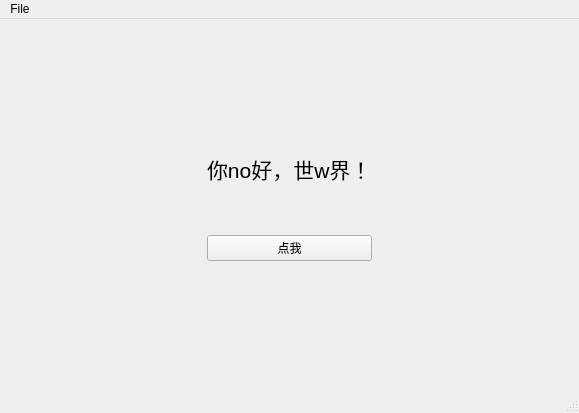
Qt form PhantomEditor/phantomeditor.ui (jadulose/Phantom3) before a commit.
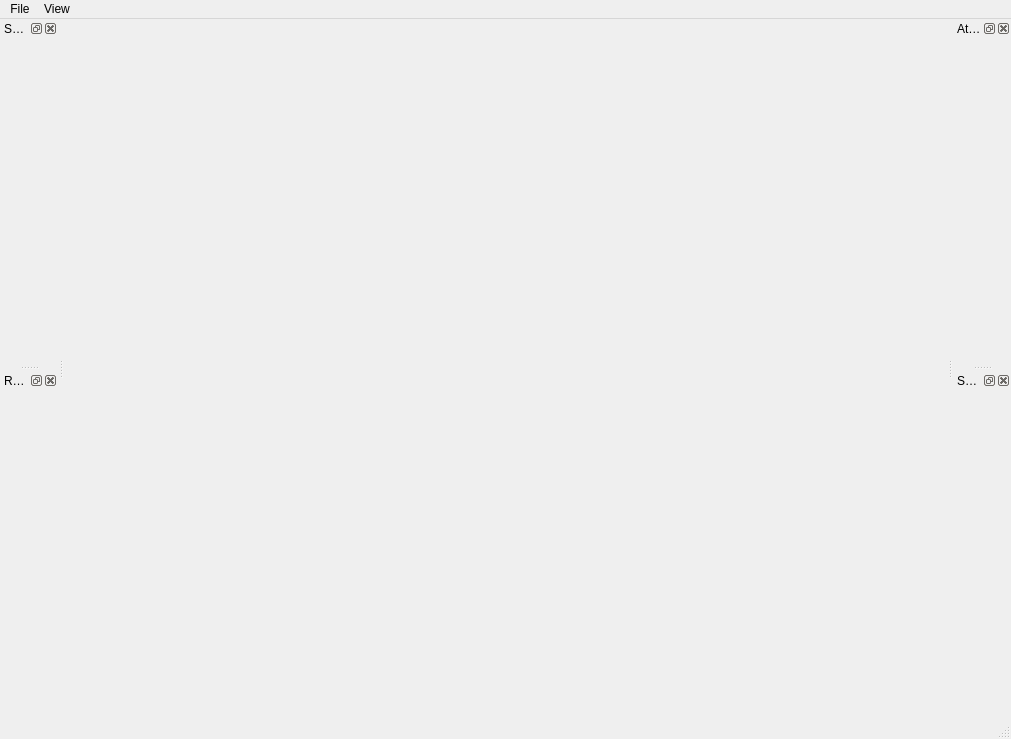
The same form after that commit.

Diff of the .ui file:
```diff
--- a/PhantomEditor/phantomeditor.ui
+++ b/PhantomEditor/phantomeditor.ui
@@ -6,102 +6,17 @@
    <rect>
     <x>0</x>
     <y>0</y>
-    <width>579</width>
-    <height>413</height>
+    <width>1011</width>
+    <height>739</height>
    </rect>
   </property>
   <property name="windowTitle">
    <string>Phantom Editor</string>
   </property>
   <widget class="QWidget" name="centralwidget">
-   <layout class="QHBoxLayout" name="horizontalLayout">
-    <item>
-     <spacer name="horizontalSpacer">
-      <property name="orientation">
-       <enum>Qt::Horizontal</enum>
-      </property>
-      <property name="sizeHint" stdset="0">
-       <size>
-        <width>318</width>
-        <height>20</height>
-       </size>
-      </property>
-     </spacer>
-    </item>
-    <item>
-     <layout class="QVBoxLayout" name="verticalLayout" stretch="3,1,1,1,3">
-      <item>
-       <spacer name="verticalSpacer">
-        <property name="orientation">
-         <enum>Qt::Vertical</enum>
-        </property>
-        <property name="sizeHint" stdset="0">
-         <size>
-          <width>20</width>
-          <height>40</height>
-         </size>
-        </property>
-       </spacer>
-      </item>
-      <item>
-       <widget class="QLabel" name="label">
-        <property name="font">
-         <font>
-          <pointsize>16</pointsize>
-         </font>
-        </property>
-        <property name="text">
-         <string>你no好，世w界！</string>
-        </property>
-       </widget>
-      </item>
-      <item>
-       <spacer name="verticalSpacer_2">
-        <property name="orientation">
-         <enum>Qt::Vertical</enum>
-        </property>
-        <property name="sizeHint" stdset="0">
-         <size>
-          <width>20</width>
-          <height>40</height>
-         </size>
-        </property>
-       </spacer>
-      </item>
-      <item>
-       <widget class="QPushButton" name="pushButton">
-        <property name="text">
-         <string>点我</string>
-        </property>
-       </widget>
-      </item>
-      <item>
-       <spacer name="verticalSpacer_3">
-        <property name="orientation">
-         <enum>Qt::Vertical</enum>
-        </property>
-        <property name="sizeHint" stdset="0">
-         <size>
-          <width>20</width>
-          <height>40</height>
-         </size>
-        </property>
-       </spacer>
-      </item>
-     </layout>
-    </item>
-    <item>
-     <spacer name="horizontalSpacer_2">
-      <property name="orientation">
-       <enum>Qt::Horizontal</enum>
-      </property>
-      <property name="sizeHint" stdset="0">
-       <size>
-        <width>318</width>
-        <height>20</height>
-       </size>
-      </property>
-     </spacer>
+   <layout class="QGridLayout" name="gridLayout">
+    <item row="0" column="0">
+     <widget class="QWidget" name="central_widget" native="true"/>
     </item>
    </layout>
   </widget>
@@ -110,7 +25,7 @@
     <rect>
      <x>0</x>
      <y>0</y>
-     <width>579</width>
+     <width>1011</width>
      <height>27</height>
     </rect>
    </property>
@@ -122,9 +37,115 @@
     <addaction name="separator"/>
     <addaction name="actionExit"/>
    </widget>
+   <widget class="QMenu" name="menuView">
+    <property name="title">
+     <string>View</string>
+    </property>
+    <addaction name="actionScenc_Editor"/>
+    <addaction name="actionResource_Manager"/>
+    <addaction name="actionAttribute_Editor"/>
+    <addaction name="actionScript_Editor"/>
+   </widget>
    <addaction name="menu"/>
+   <addaction name="menuView"/>
   </widget>
   <widget class="QStatusBar" name="statusbar"/>
+  <widget class="QDockWidget" name="dockWidget_scene">
+   <property name="windowTitle">
+    <string>Scene Editor</string>
+   </property>
+   <attribute name="dockWidgetArea">
+    <number>1</number>
+   </attribute>
+   <widget class="QWidget" name="dockWidgetContents_scene">
+    <layout class="QGridLayout" name="gridLayout_scene">
+     <property name="leftMargin">
+      <number>0</number>
+     </property>
+     <property name="topMargin">
+      <number>0</number>
+     </property>
+     <property name="rightMargin">
+      <number>0</number>
+     </property>
+     <property name="bottomMargin">
+      <number>0</number>
+     </property>
+    </layout>
+   </widget>
+  </widget>
+  <widget class="QDockWidget" name="dockWidget_resource">
+   <property name="windowTitle">
+    <string>Resource Manager</string>
+   </property>
+   <attribute name="dockWidgetArea">
+    <number>1</number>
+   </attribute>
+   <widget class="QWidget" name="dockWidgetContents_resource">
+    <layout class="QGridLayout" name="gridLayout_resource">
+     <property name="leftMargin">
+      <number>0</number>
+     </property>
+     <property name="topMargin">
+      <number>0</number>
+     </property>
+     <property name="rightMargin">
+      <number>0</number>
+     </property>
+     <property name="bottomMargin">
+      <number>0</number>
+     </property>
+    </layout>
+   </widget>
+  </widget>
+  <widget class="QDockWidget" name="dockWidget_attribute">
+   <property name="windowTitle">
+    <string>Attribute Editor</string>
+   </property>
+   <attribute name="dockWidgetArea">
+    <number>2</number>
+   </attribute>
+   <widget class="QWidget" name="dockWidgetContents_attribute">
+    <layout class="QGridLayout" name="gridLayout_attribute">
+     <property name="leftMargin">
+      <number>0</number>
+     </property>
+     <property name="topMargin">
+      <number>0</number>
+     </property>
+     <property name="rightMargin">
+      <number>0</number>
+     </property>
+     <property name="bottomMargin">
+      <number>0</number>
+     </property>
+    </layout>
+   </widget>
+  </widget>
+  <widget class="QDockWidget" name="dockWidget_script">
+   <property name="windowTitle">
+    <string>Script Editor</string>
+   </property>
+   <attribute name="dockWidgetArea">
+    <number>2</number>
+   </attribute>
+   <widget class="QWidget" name="dockWidgetContents_script">
+    <layout class="QGridLayout" name="gridLayout_script">
+     <property name="leftMargin">
+      <number>0</number>
+     </property>
+     <property name="topMargin">
+      <number>0</number>
+     </property>
+     <property name="rightMargin">
+      <number>0</number>
+     </property>
+     <property name="bottomMargin">
+      <number>0</number>
+     </property>
+    </layout>
+   </widget>
+  </widget>
   <action name="actionExit">
    <property name="text">
     <string>Exit</string>
```
Left out of the diff: 60 changed lines with no effect on the pictures.
